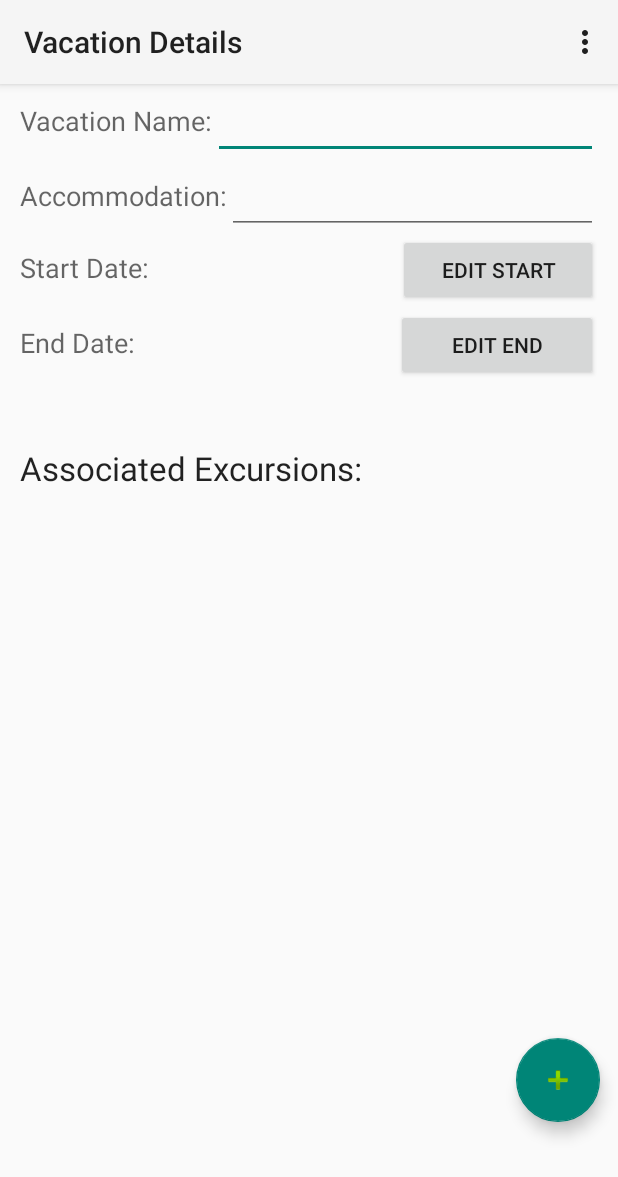
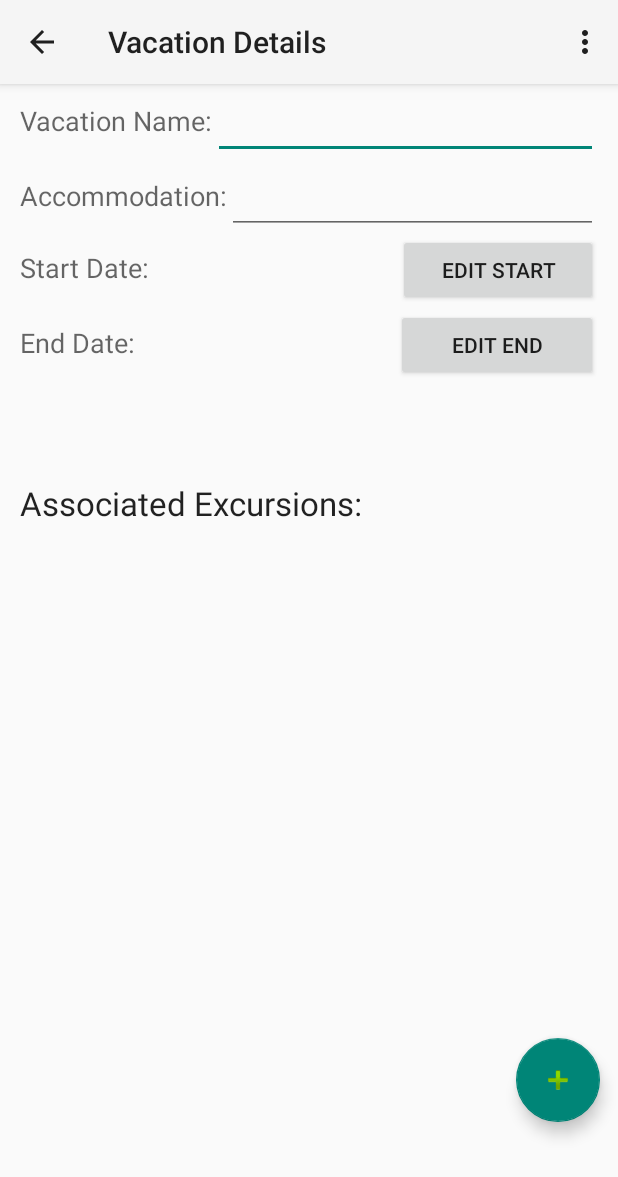
Before and after one commit to ChaseMorgan333/VacationPlanner2.0, an Android app: the VacationDetails screen opened directly, with no data from a screen before it, on a phone screen of 412 x 824 dp. Shown: the top 1177 px of the screen. Run offline under Robolectric (Android 15) with nearby library versions, the phone set to English and light mode, and no system bars; our stand-ins replace Room's generated code.

Commit message:
Up button for navigation added to all detail screens. display settings adjusted for compatibility with other android versions.

```diff
--- a/app/src/main/java/com/example/d308vacationplanner/UI/VacationDetails.java
+++ b/app/src/main/java/com/example/d308vacationplanner/UI/VacationDetails.java
@@ -18,6 +18,7 @@
 import androidx.appcompat.app.AppCompatActivity;
 import androidx.core.graphics.Insets;
 import androidx.core.view.ViewCompat;
+import androidx.core.view.WindowCompat;
 import androidx.core.view.WindowInsetsCompat;
 import androidx.recyclerview.widget.LinearLayoutManager;
 import androidx.recyclerview.widget.RecyclerView;
@@ -72,6 +73,8 @@
             v.setPadding(systemBars.left, systemBars.top, systemBars.right, systemBars.bottom);
             return insets;
         });
+        WindowCompat.setDecorFitsSystemWindows(getWindow(),true);
+        getSupportActionBar().setDisplayHomeAsUpEnabled(true);
         FloatingActionButton fab = findViewById(R.id.floatingActionButton2);
 
         editName = findViewById(R.id.editVacationName);
@@ -252,6 +255,9 @@
 
     @Override
     public boolean onOptionsItemSelected(@NonNull MenuItem item) {
+        if (item.getItemId() == android.R.id.home) {
+            this.finish();
+        }
         //if save button selected
         //repository = new Repository(getApplication());
         if (item.getItemId() == R.id.saveVacationMenuItem) {
@@ -360,8 +366,6 @@
                 startActivity(intent);
             }
 
-        }else{
-            Toast.makeText(this.getApplicationContext(), "All vacation details must be entered first.", Toast.LENGTH_LONG).show();
         }
         if(item.getItemId()==R.id.deleteAllExcursionsMenuItem){
             List<Excursion> associatedExcursions = repository.getmAssociatedExcursions(vacationID);
--- a/app/src/main/java/com/example/d308vacationplanner/UI/VacationList.java
+++ b/app/src/main/java/com/example/d308vacationplanner/UI/VacationList.java
@@ -14,6 +14,7 @@
 import androidx.appcompat.app.AppCompatActivity;
 import androidx.core.graphics.Insets;
 import androidx.core.view.ViewCompat;
+import androidx.core.view.WindowCompat;
 import androidx.core.view.WindowInsetsCompat;
 import androidx.recyclerview.widget.LinearLayoutManager;
 import androidx.recyclerview.widget.RecyclerView;
@@ -42,6 +43,8 @@
             v.setPadding(systemBars.left, systemBars.top, systemBars.right, systemBars.bottom);
             return insets;
         });
+        WindowCompat.setDecorFitsSystemWindows(getWindow(),true);
+        getSupportActionBar().setDisplayHomeAsUpEnabled(true);
 
         FloatingActionButton fab = findViewById(R.id.floatingActionButton);
         fab.setOnClickListener(new View.OnClickListener(){
@@ -75,6 +78,9 @@
 
     @Override
     public boolean onOptionsItemSelected(@NonNull MenuItem item){
+        if (item.getItemId() == android.R.id.home) {
+            this.finish();
+        }
         if(item.getItemId()==R.id.addVacation){
             Intent intent = new Intent(VacationList.this, VacationDetails.class);
             startActivity(intent);
--- a/app/src/main/res/layout/activity_vacation_details.xml
+++ b/app/src/main/res/layout/activity_vacation_details.xml
@@ -132,10 +132,11 @@
         android:id="@+id/excursionRecyclerView"
         android:layout_width="337dp"
         android:layout_height="212dp"
+        android:maxHeight="20dp"
         app:layout_constraintBottom_toTopOf="@id/floatingActionButton2"
         app:layout_constraintLeft_toLeftOf="parent"
         app:layout_constraintRight_toRightOf="parent"
-        app:layout_constraintTop_toBottomOf="@id/vacationScrollView" />
+        app:layout_constraintTop_toBottomOf="@id/textView2" />
 
     <TextView
         android:id="@+id/textView2"
```
Also changed, not shown: app/src/main/AndroidManifest.xml (+6 -5 lines), app/src/main/java/com/example/d308vacationplanner/UI/ExcursionDetails.java (+10 -0 lines).
